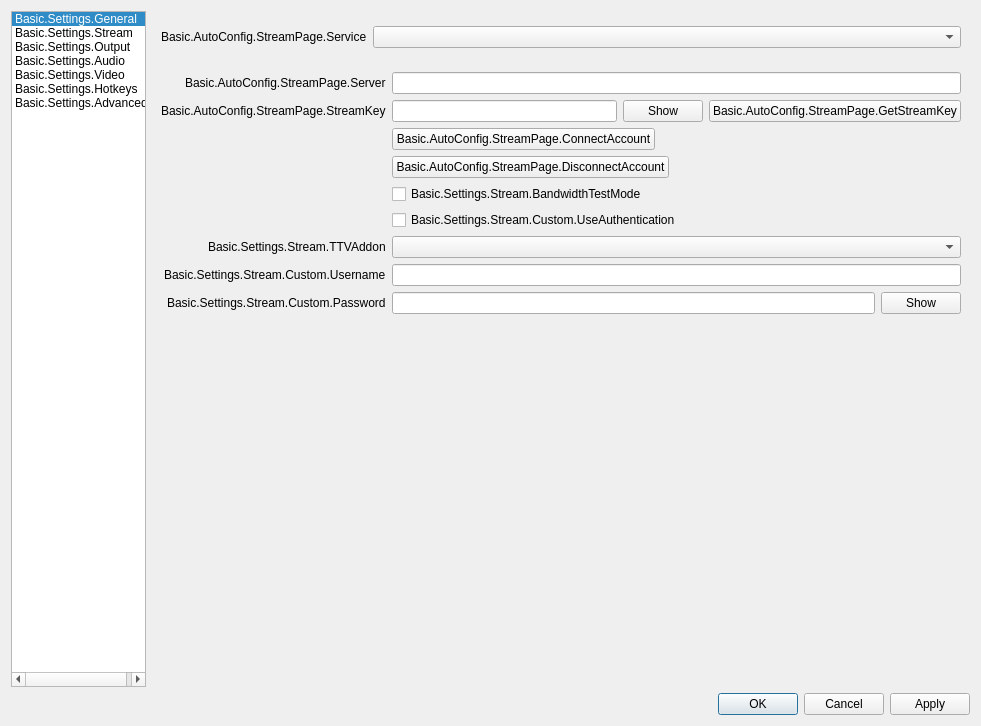
First picture: the form in UI/forms/OBSBasicSettings.ui, repository CoSMoSoftware/OBS-studio-webrtc, before the edit.
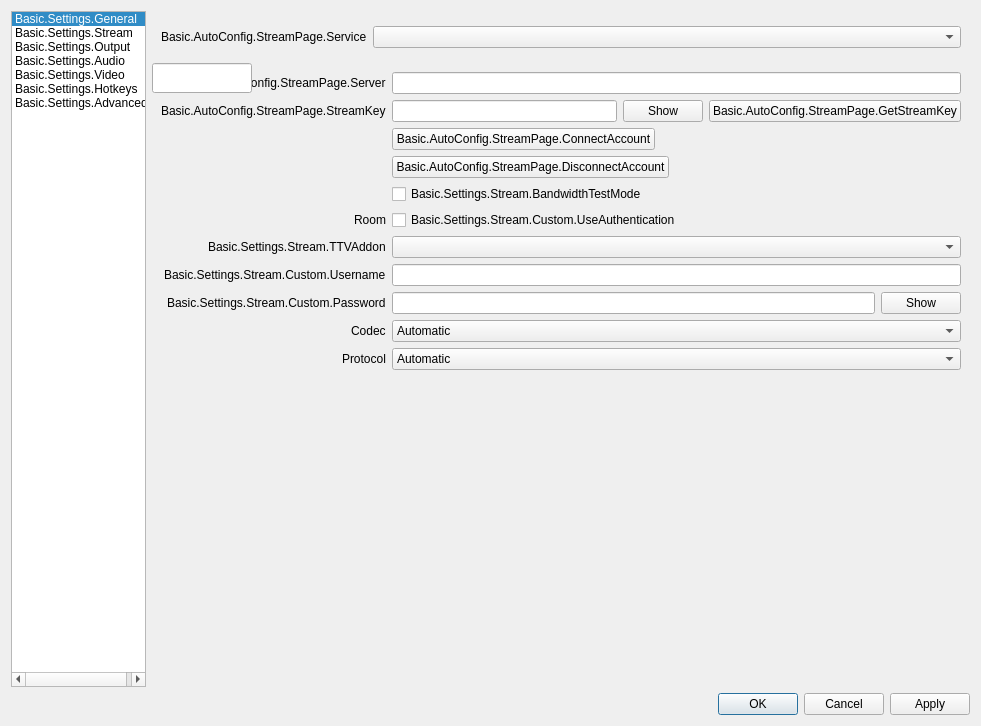
Second picture: the form after the edit. The open tabs and pages were chosen to show the change. Icons and pictures are not drawn. Custom widgets are drawn as their Qt base class.

Commit message: UI: webrtc services ui

```diff
--- a/UI/forms/OBSBasicSettings.ui
+++ b/UI/forms/OBSBasicSettings.ui
@@ -1146,6 +1146,19 @@
                </property>
               </widget>
              </item>
+             <item row="6" column="1">
+              <widget class="QLineEdit" name="room"/>
+             </item>
+             <item row="6" column="0">
+              <widget class="QLabel" name="roomLabel">
+               <property name="text">
+                <string>Room</string>
+               </property>
+               <property name="buddy">
+                <cstring>room</cstring>
+               </property>
+              </widget>
+             </item>
              <item row="8" column="0">
               <widget class="QLabel" name="authUsernameLabel">
                <property name="text">
@@ -1201,6 +1214,75 @@
                </layout>
               </widget>
              </item>
+             <item row="10" column="0">
+              <widget class="QLabel" name="codecLabel">
+               <property name="text">
+                <string>Codec</string>
+               </property>
+               <property name="buddy">
+                <cstring>codec</cstring>
+               </property>
+              </widget>
+             </item>
+             <item row="10" column="1">
+              <widget class="QComboBox" name="codec">
+               <property name="currentIndex">
+                <number>0</number>
+               </property>
+               <item>
+                <property name="text">
+                 <string>Automatic</string>
+                </property>
+               </item>
+               <item>
+                <property name="text">
+                 <string>H264</string>
+                </property>
+               </item>
+               <item>
+                <property name="text">
+                 <string>VP8</string>
+                </property>
+               </item>
+               <item>
+                <property name="text">
+                 <string>VP9</string>
+                </property>
+               </item>
+              </widget>
+             </item>
+             <item row="11" column="0">
+              <widget class="QLabel" name="streamProtocolLabel">
+               <property name="text">
+                <string>Protocol</string>
+               </property>
+               <property name="buddy">
+                <cstring>streamProtocol</cstring>
+               </property>
+              </widget>
+             </item>
+             <item row="11" column="1">
+              <widget class="QComboBox" name="streamProtocol">
+               <property name="currentIndex">
+                <number>0</number>
+               </property>
+               <item>
+                <property name="text">
+                 <string>Automatic</string>
+                </property>
+               </item>
+               <item>
+                <property name="text">
+                 <string>UDP</string>
+                </property>
+               </item>
+               <item>
+                <property name="text">
+                 <string>TCP</string>
+                </property>
+               </item>
+              </widget>
+             </item>
              <item row="7" column="1">
               <widget class="QComboBox" name="twitchAddonDropdown"/>
              </item>
```
The commit also changes 2 other files.
